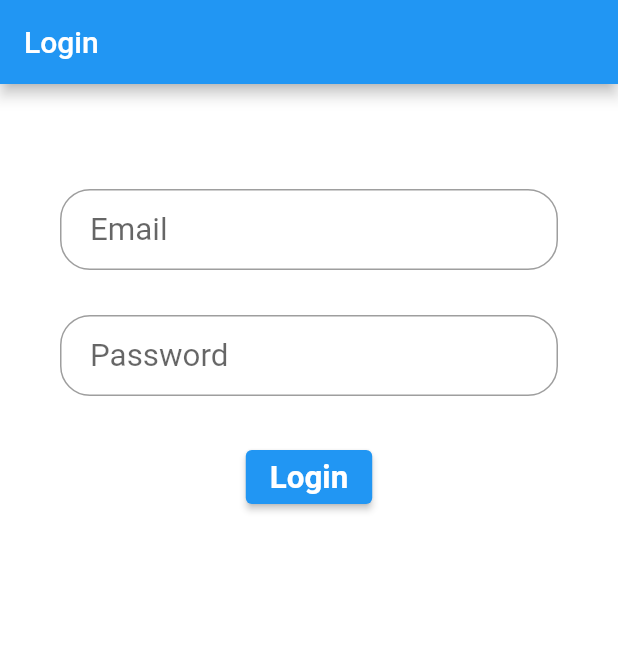
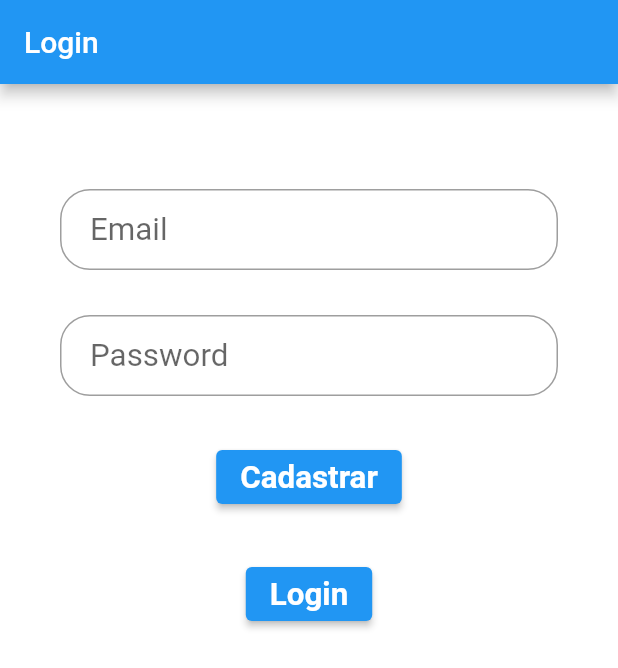
Before and after one commit to Andrezinho51/app_tarefa07, a Flutter app: the screen it shows after launch, on a phone screen of 412 x 824 dp. Shown: the top 668 px of the screen. Run offline on Flutter 3.47's test engine with Material 2 defaults, Android fonts, the phone set to English and light mode, and no system bars; Roboto replaces fonts that are missing (Montserrat).

Commit message:
Confirmação de login e cadastro no banco

```diff
--- a/my_app/lib/myhomepage.dart
+++ b/my_app/lib/myhomepage.dart
@@ -9,7 +9,7 @@ class MyHomePage extends StatelessWidget {
   String email = '';
   String password = '';
 
-  final url = Uri.parse('http://127.0.0.1:5000/login');
+
 
   @override
   Widget build(BuildContext context) {
@@ -40,6 +40,26 @@ class MyHomePage extends StatelessWidget {
         ),
     );
 
+    final buttonCadastro = ButtonTheme(
+      minWidth: MediaQuery.of(context).size.width,
+      padding: EdgeInsets.fromLTRB(20, 15, 20, 15),
+      child: Container(
+        child: ElevatedButton(
+          child: Text("Cadastrar", textAlign: TextAlign.center,
+          style: style.copyWith(
+            color: Colors.white,
+            fontWeight: FontWeight.bold
+          )),
+          onPressed: ((){
+            final url = Uri.parse('http://127.0.0.1:5000/cadastro');
+            http.post(url, body: {'email': email, 'password': password});
+
+          }),
+        ),
+      ),
+
+    );
+
     final buttonLogin = ButtonTheme(
       minWidth: MediaQuery.of(context).size.width,
       padding: EdgeInsets.fromLTRB(20, 15, 20, 15),
@@ -51,6 +71,7 @@ class MyHomePage extends StatelessWidget {
             fontWeight: FontWeight.bold
           )),
           onPressed: ((){
+            final url = Uri.parse('http://127.0.0.1:5000/login');
             http.post(url, body: {'email': email, 'password': password});
 
           }),
@@ -72,7 +93,9 @@ class MyHomePage extends StatelessWidget {
             children: [
               SizedBox(height: 30.0),emailField,
               SizedBox(height: 30.0),passwordField,
+              SizedBox(height: 30.0),buttonCadastro,
               SizedBox(height: 30.0),buttonLogin,
+
               Text('')
             ],
           ),
```
Also changed, not shown: 1 other file.
